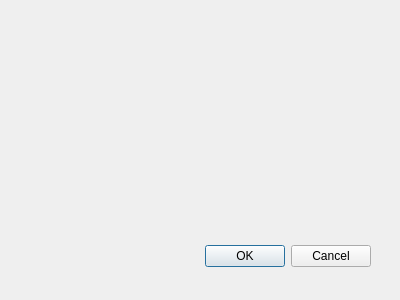
The window that src/ui/preferences.ui (juzzbott/footstep) describes before a commit, drawn with Qt 5.
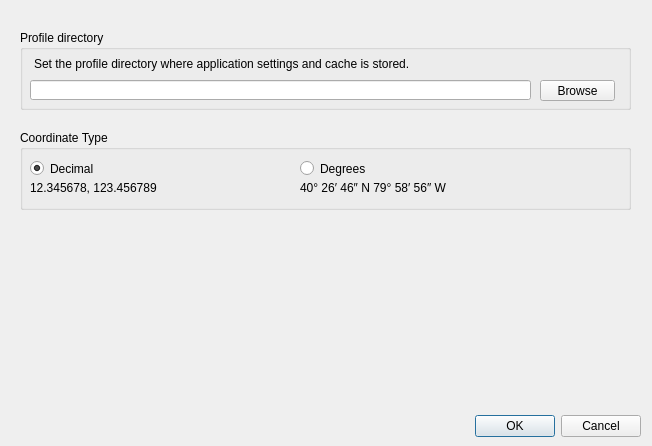
The same window after the commit.

```diff
--- a/src/ui/preferences.ui
+++ b/src/ui/preferences.ui
@@ -8,8 +8,8 @@
    <rect>
     <x>0</x>
     <y>0</y>
-    <width>400</width>
-    <height>300</height>
+    <width>652</width>
+    <height>446</height>
    </rect>
   </property>
   <property name="windowTitle">
@@ -18,8 +18,8 @@
   <widget class="QDialogButtonBox" name="buttonBox">
    <property name="geometry">
     <rect>
-     <x>30</x>
-     <y>240</y>
+     <x>300</x>
+     <y>410</y>
      <width>341</width>
      <height>32</height>
     </rect>
@@ -31,6 +31,136 @@
     <set>QDialogButtonBox::Cancel|QDialogButtonBox::Ok</set>
    </property>
   </widget>
+  <widget class="QGroupBox" name="grpDataDirectory">
+   <property name="geometry">
+    <rect>
+     <x>20</x>
+     <y>30</y>
+     <width>611</width>
+     <height>80</height>
+    </rect>
+   </property>
+   <property name="title">
+    <string>Profile directory</string>
+   </property>
+   <widget class="QPushButton" name="btnBrowseProfileDir">
+    <property name="geometry">
+     <rect>
+      <x>520</x>
+      <y>50</y>
+      <width>75</width>
+      <height>21</height>
+     </rect>
+    </property>
+    <property name="text">
+     <string>Browse</string>
+    </property>
+   </widget>
+   <widget class="QLineEdit" name="_txtProfileDirectory">
+    <property name="geometry">
+     <rect>
+      <x>10</x>
+      <y>50</y>
+      <width>501</width>
+      <height>20</height>
+     </rect>
+    </property>
+    <property name="cursor">
+     <cursorShape>ArrowCursor</cursorShape>
+    </property>
+    <property name="clearButtonEnabled">
+     <bool>false</bool>
+    </property>
+   </widget>
+   <widget class="QLabel" name="label">
+    <property name="geometry">
+     <rect>
+      <x>14</x>
+      <y>26</y>
+      <width>491</width>
+      <height>16</height>
+     </rect>
+    </property>
+    <property name="text">
+     <string>Set the profile directory where application settings and cache is stored.</string>
+    </property>
+   </widget>
+   <zorder>btnBrowseProfileDir</zorder>
+   <zorder>_txtProfileDirectory</zorder>
+   <zorder>_txtProfileDirectory</zorder>
+   <zorder>label</zorder>
+  </widget>
+  <widget class="QGroupBox" name="grpCoordinateType">
+   <property name="geometry">
+    <rect>
+     <x>20</x>
+     <y>130</y>
+     <width>611</width>
+     <height>80</height>
+    </rect>
+   </property>
+   <property name="title">
+    <string>Coordinate Type</string>
+   </property>
+   <widget class="QRadioButton" name="rdoDecimal">
+    <property name="geometry">
+     <rect>
+      <x>10</x>
+      <y>30</y>
+      <width>82</width>
+      <height>17</height>
+     </rect>
+    </property>
+    <property name="text">
+     <string>Decimal</string>
+    </property>
+    <property name="checked">
+     <bool>true</bool>
+    </property>
+   </widget>
+   <widget class="QRadioButton" name="rdoDegrees">
+    <property name="geometry">
+     <rect>
+      <x>280</x>
+      <y>30</y>
+      <width>82</width>
+      <height>17</height>
+     </rect>
+    </property>
+    <property name="text">
+     <string>Degrees</string>
+    </property>
+    <property name="checked">
+     <bool>false</bool>
+    </property>
+   </widget>
+   <widget class="QLabel" name="label_2">
+    <property name="geometry">
+     <rect>
+      <x>10</x>
+      <y>50</y>
+      <width>161</width>
+      <height>16</height>
+     </rect>
+    </property>
+    <property name="text">
+     <string>12.345678, 123.456789</string>
+    </property>
+   </widget>
+   <widget class="QLabel" name="label_3">
+    <property name="geometry">
+     <rect>
+      <x>280</x>
+      <y>50</y>
+      <width>161</width>
+      <height>16</height>
+     </rect>
+    </property>
+    <property name="text">
+     <string>40° 26′ 46″ N 79° 58′ 56″ W</string>
+    </property>
+   </widget>
+  </widget>
  </widget>
  <pixmapfunction/>
  <resources/>
```
Left out of the diff: 29 changed lines with no effect on the pictures.
